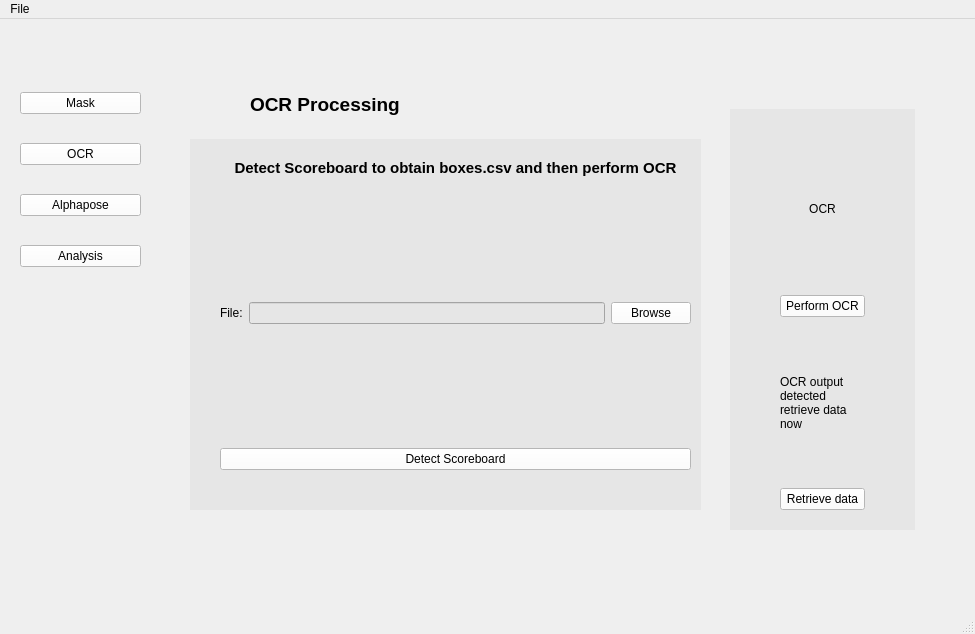
Qt form mainWindow.ui (nwhloo99/FencingGUI) before a commit.
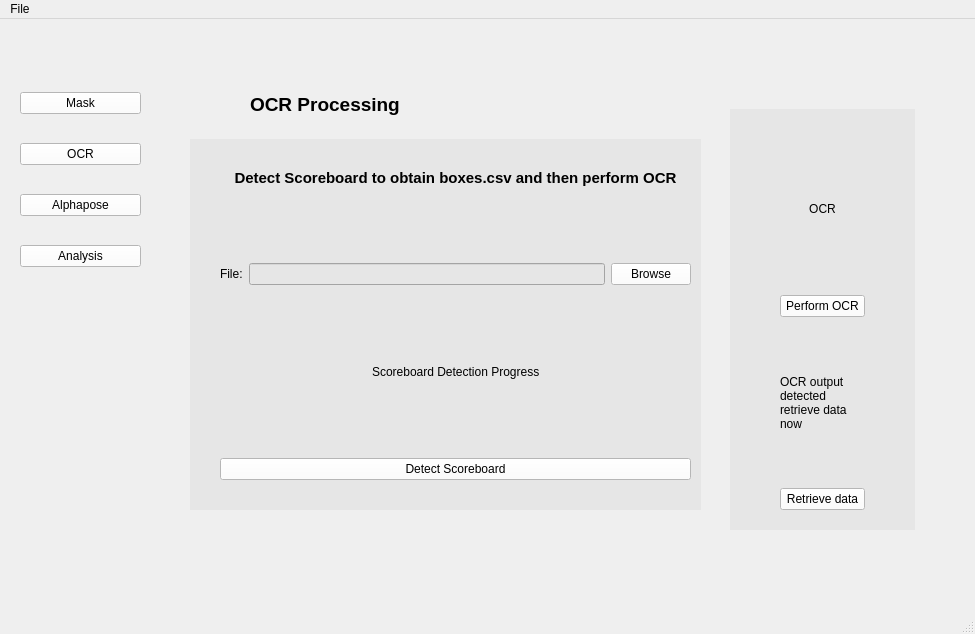
The same form after that commit.

Commit message: Add Progress count to scoreboard detection

```diff
--- a/mainWindow.ui
+++ b/mainWindow.ui
@@ -272,7 +272,7 @@
        <property name="geometry">
         <rect>
          <x>30</x>
-         <y>20</y>
+         <y>30</y>
          <width>471</width>
          <height>311</height>
         </rect>
@@ -335,6 +335,56 @@
           </item>
          </layout>
         </item>
+        <item>
+         <spacer name="verticalSpacer_6">
+          <property name="orientation">
+           <enum>Qt::Vertical</enum>
+          </property>
+          <property name="sizeHint" stdset="0">
+           <size>
+            <width>20</width>
+            <height>40</height>
+           </size>
+          </property>
+         </spacer>
+        </item>
+        <item>
+         <layout class="QHBoxLayout" name="horizontalLayout_6">
+          <item>
+           <spacer name="horizontalSpacer_3">
+            <property name="orientation">
+             <enum>Qt::Horizontal</enum>
+            </property>
+            <property name="sizeHint" stdset="0">
+             <size>
+              <width>40</width>
+              <height>20</height>
+             </size>
+            </property>
+           </spacer>
+          </item>
+          <item>
+           <widget class="QLabel" name="scoreboard_progress_label">
+            <property name="text">
+             <string>Scoreboard Detection Progress</string>
+            </property>
+           </widget>
+          </item>
+          <item>
+           <spacer name="horizontalSpacer_4">
+            <property name="orientation">
+             <enum>Qt::Horizontal</enum>
+            </property>
+            <property name="sizeHint" stdset="0">
+             <size>
+              <width>40</width>
+              <height>20</height>
+             </size>
+            </property>
+           </spacer>
+          </item>
+         </layout>
+        </item>
         <item>
          <spacer name="verticalSpacer_5">
           <property name="orientation">
```
The commit also changes 2 other files.
